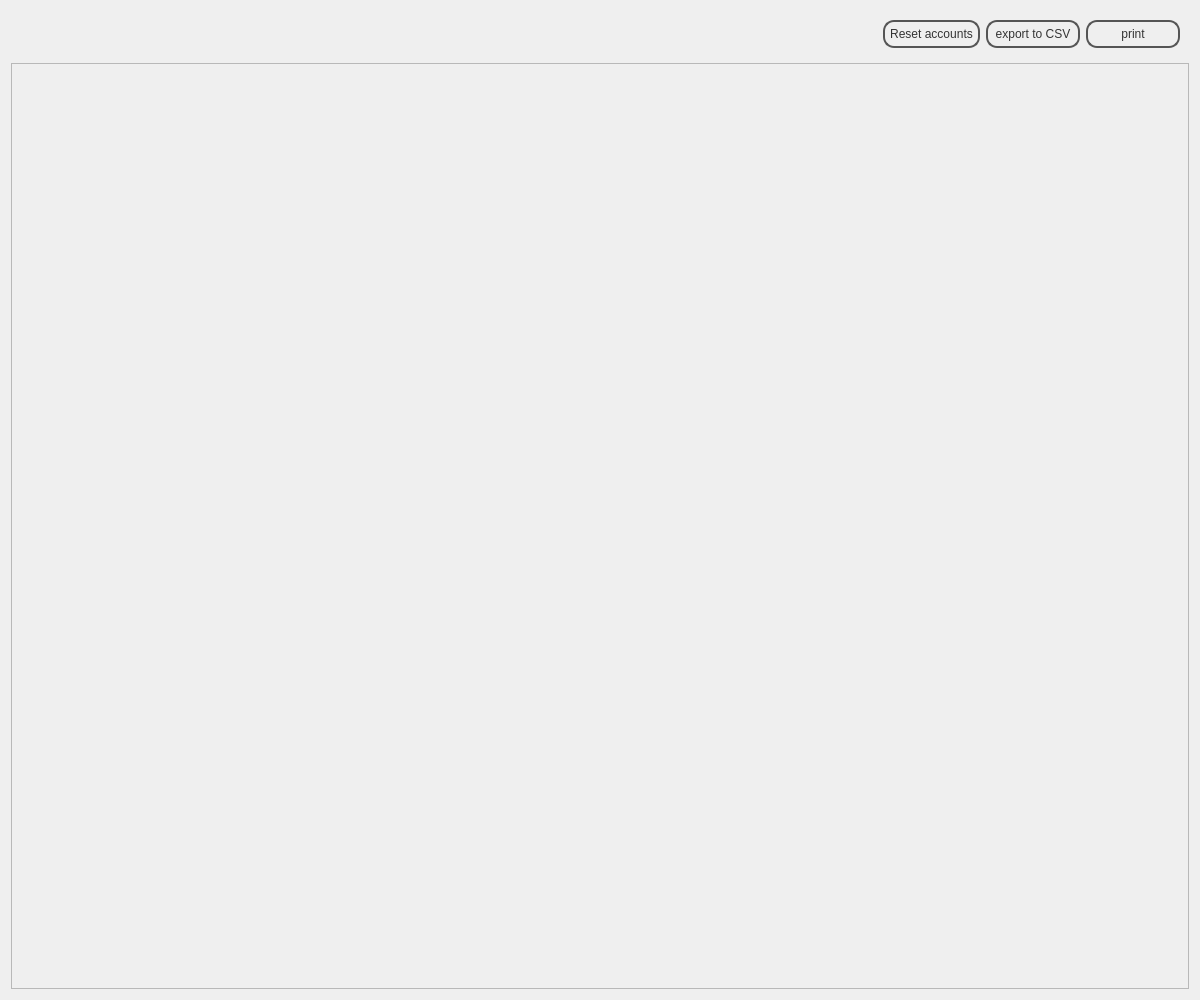
The window that penyamanager/providermanagerview.ui (eguzki/penyamanager) describes before a commit, drawn with Qt 5.
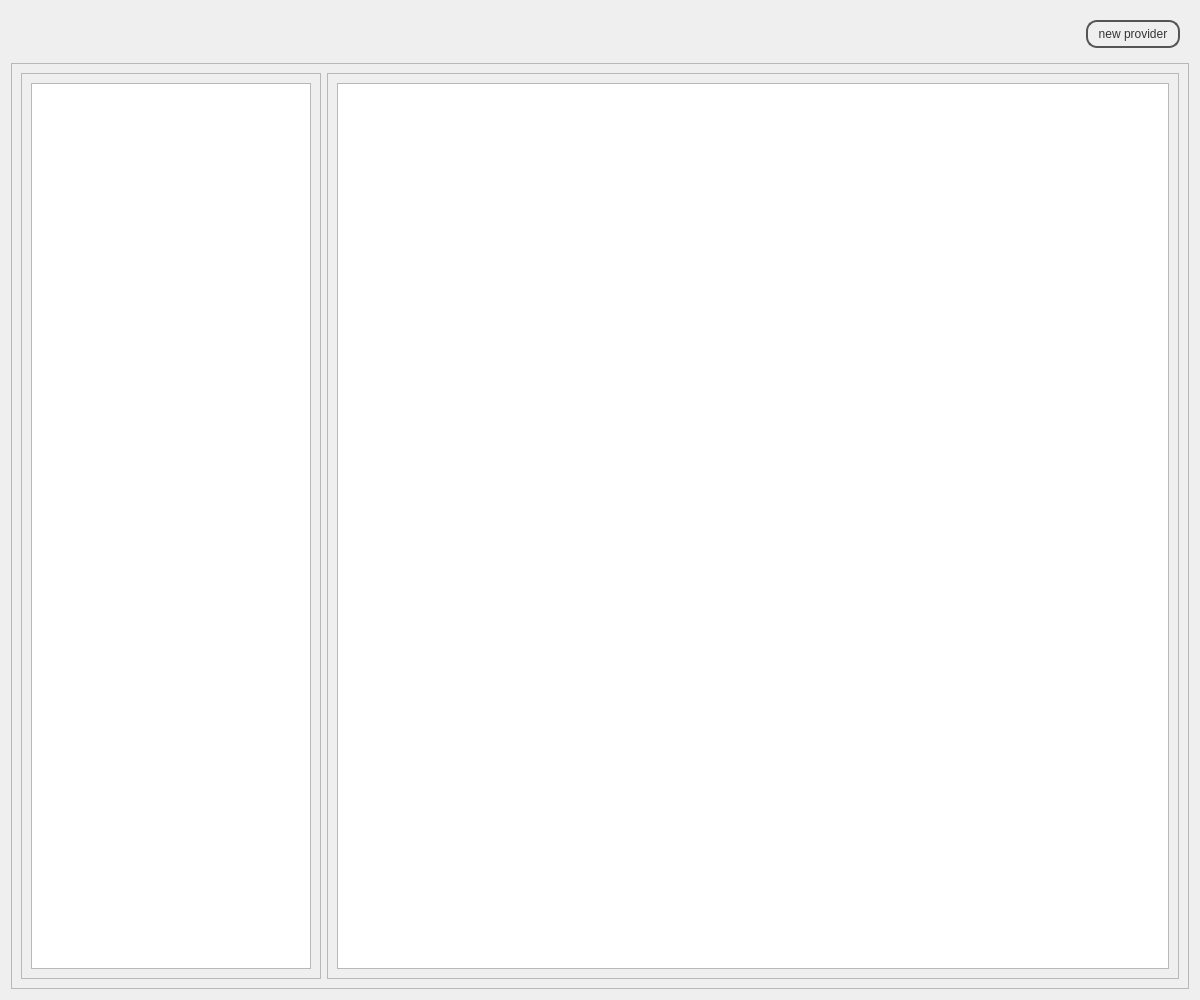
The same window after the commit.

What changed in the file:
```diff
--- a/penyamanager/providermanagerview.ui
+++ b/penyamanager/providermanagerview.ui
@@ -94,21 +94,7 @@
       <item>
        <widget class="QPushButton" name="resetAccountsPushButton">
         <property name="text">
-         <string>Reset accounts</string>
-        </property>
-       </widget>
-      </item>
-      <item>
-       <widget class="QPushButton" name="csvPushButton">
-        <property name="text">
-         <string>export to CSV</string>
-        </property>
-       </widget>
-      </item>
-      <item>
-       <widget class="QPushButton" name="printPushButton">
-        <property name="text">
-         <string>print</string>
+         <string>new provider</string>
         </property>
        </widget>
       </item>
@@ -123,6 +109,50 @@
      <property name="frameShadow">
       <enum>QFrame::Raised</enum>
      </property>
+     <layout class="QHBoxLayout" name="horizontalLayout_2">
+      <item>
+       <widget class="QFrame" name="providersFrame">
+        <property name="minimumSize">
+         <size>
+          <width>300</width>
+          <height>0</height>
+         </size>
+        </property>
+        <property name="maximumSize">
+         <size>
+          <width>300</width>
+          <height>16777215</height>
+         </size>
+        </property>
+        <property name="frameShape">
+         <enum>QFrame::StyledPanel</enum>
+        </property>
+        <property name="frameShadow">
+         <enum>QFrame::Raised</enum>
+        </property>
+        <layout class="QHBoxLayout" name="horizontalLayout_3">
+         <item>
+          <widget class="QListWidget" name="providersListWidget"/>
+         </item>
+        </layout>
+       </widget>
+      </item>
+      <item>
+       <widget class="QFrame" name="productsFrame">
+        <property name="frameShape">
+         <enum>QFrame::StyledPanel</enum>
+        </property>
+        <property name="frameShadow">
+         <enum>QFrame::Raised</enum>
+        </property>
+        <layout class="QHBoxLayout" name="horizontalLayout_4">
+         <item>
+          <widget class="QListWidget" name="productsListWidget"/>
+         </item>
+        </layout>
+       </widget>
+      </item>
+     </layout>
     </widget>
    </item>
   </layout>
```
Left out of the diff: 2 changed lines with no effect on the pictures.
